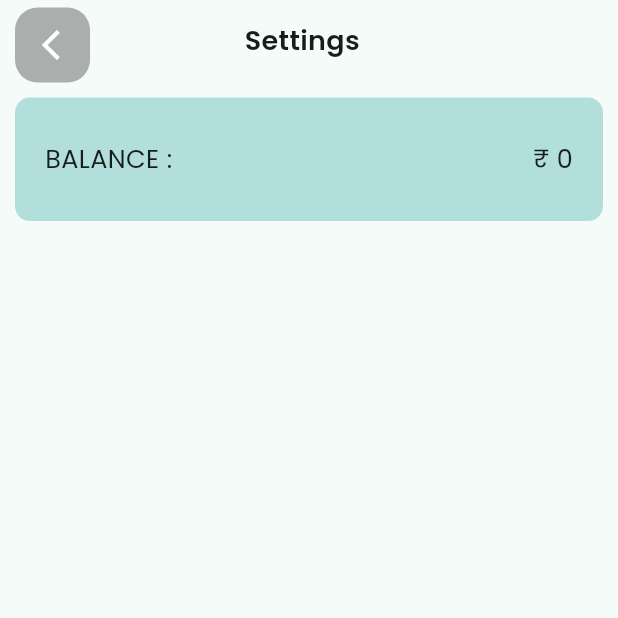
After one commit to Ismailvk/carvio.user, a Flutter app: the ProfileScreen screen opened directly, after a tap on "Wallet", on a phone screen of 412 x 824 dp, the top half of it. The commit adds this screen. Run offline on Flutter 3.47's test engine with Material 3 defaults, Android fonts, the phone set to English and light mode, and no system bars; our stand-ins replace another_flushbar, calendar_date_picker2, carousel_slider, contained_tab_bar_view, either_dart, firebase_core and 10 more; missing offline and left inert: flutter_icon_snackbar, razorpay_flutter; accounts and stored records are empty; network calls fail.

Commit message:
wallet added

```diff
--- a/lib/views/home_screen/profile_screen.dart
+++ b/lib/views/home_screen/profile_screen.dart
@@ -5,7 +5,9 @@ import 'package:user_side/data/netword/api_urls.dart';
 import 'package:user_side/resources/components/divider.dart';
 import 'package:user_side/resources/components/profile_listtle_widget.dart';
 import 'package:user_side/resources/constants/app_fonts.dart';
+import 'package:user_side/views/profile_screen/profile_screen.dart';
 import 'package:user_side/views/settings_screen/settings_screen.dart';
+import 'package:user_side/views/wallet_screen/wallet_screen.dart';
 
 class ProfileScreen extends StatelessWidget {
   const ProfileScreen({super.key});
@@ -60,14 +62,25 @@ class ProfileScreen extends StatelessWidget {
             },
           ),
           const SizedBox(height: 5),
-          const ListTileWidget(
-              imageString: 'asset/svg/user.svg', title: 'Profile'),
+          GestureDetector(
+            onTap: () => Navigator.of(context).push(MaterialPageRoute(
+                builder: (context) => const MyProfileScreen())),
+            child: const ListTileWidget(
+                imageString: 'asset/svg/user.svg', title: 'Profile'),
+          ),
           const DivederWidget(),
           const ListTileWidget(
               imageString: 'asset/svg/key.svg', title: 'Privacy'),
           const DivederWidget(),
           const ListTileWidget(
               imageString: 'asset/svg/alert.svg', title: 'Help & info'),
+          const DivederWidget(),
+          GestureDetector(
+            onTap: () => Navigator.of(context).push(
+                MaterialPageRoute(builder: (context) => const WalletScreen())),
+            child: const ListTileWidget(
+                imageString: 'asset/svg/wallet-fill.svg', title: 'Wallet'),
+          ),
           const DivederWidget(),
           GestureDetector(
             onTap: () => Navigator.of(context).push(
--- /dev/null
+++ b/lib/views/wallet_screen/wallet_screen.dart
@@ -0,0 +1,56 @@
+import 'package:flutter/material.dart';
+import 'package:user_side/data/get_it/get_it.dart';
+import 'package:user_side/resources/components/backbutton_widget.dart';
+import 'package:user_side/resources/constants/app_fonts.dart';
+
+class WalletScreen extends StatelessWidget {
+  const WalletScreen({super.key});
+
+  @override
+  Widget build(BuildContext context) {
+    final dpadding = MediaQuery.of(context).padding.top;
+    return Scaffold(
+      body: Column(
+        children: [
+          Padding(
+            padding: EdgeInsets.only(top: dpadding),
+            child: Row(
+              children: [
+                const BackButtonWidget(),
+                SizedBox(width: MediaQuery.of(context).size.width / 4),
+                Text('Settings', style: AppFonts.appbarTitle)
+              ],
+            ),
+          ),
+          Padding(
+            padding: const EdgeInsets.all(10),
+            child: Container(
+              width: double.infinity,
+              height: MediaQuery.of(context).size.width / 5,
+              decoration: BoxDecoration(
+                borderRadius: BorderRadius.circular(10),
+                color: Colors.teal.shade100,
+              ),
+              child: Padding(
+                padding: const EdgeInsets.symmetric(horizontal: 20),
+                child: Row(
+                  mainAxisAlignment: MainAxisAlignment.spaceBetween,
+                  children: [
+                    Text(
+                      'BALANCE :',
+                      style: AppFonts.popinsHeading,
+                    ),
+                    Text(
+                      "₹ ${globalUserModel.wallet.toString()}",
+                      style: AppFonts.popinsHeading,
+                    )
+                  ],
+                ),
+              ),
+            ),
+          )
+        ],
+      ),
+    );
+  }
+}
```
Also changed, not shown: lib/views/profile_screen/profile_screen.dart (added, +89 -0 lines), lib/views/vehicle_screen/completed_booking.dart (+8 -0 lines), lib/views/vehicle_screen/upcoming_booking.dart (+8 -0 lines), asset/images/user copy.png (added), asset/svg/wallet-fill.svg (added).
